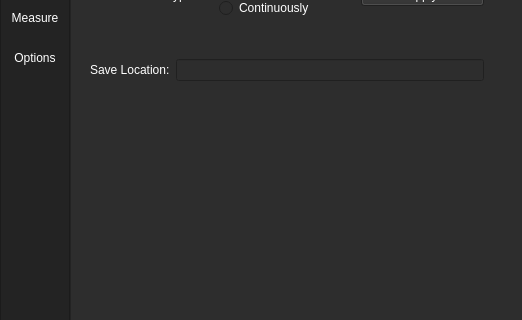
Before: the Qt Designer form ui_main.ui in McNut55555/field_kit, drawn with Qt 5; both pictures show x 0 to 522 and y 85 to 405 of the 1000 by 500 pixel window.
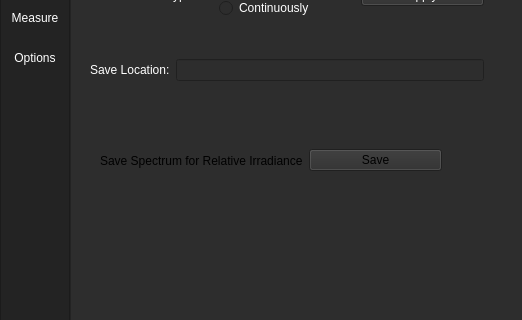
After: the same form once the commit is applied. The open tabs and pages were chosen to show the change. Custom widgets are drawn as their Qt base class.

```diff
--- a/ui_main.ui
+++ b/ui_main.ui
@@ -826,6 +826,32 @@
                </item>
               </layout>
              </widget>
+             <widget class="QWidget" name="">
+              <property name="geometry">
+               <rect>
+                <x>20</x>
+                <y>220</y>
+                <width>342</width>
+                <height>27</height>
+               </rect>
+              </property>
+              <layout class="QHBoxLayout" name="horizontalLayout_8">
+               <item>
+                <widget class="QLabel" name="label_3">
+                 <property name="text">
+                  <string>Save Spectrum for Relative Irradiance</string>
+                 </property>
+                </widget>
+               </item>
+               <item>
+                <widget class="QPushButton" name="RefIrrSpec">
+                 <property name="text">
+                  <string>Save</string>
+                 </property>
+                </widget>
+               </item>
+              </layout>
+             </widget>
             </widget>
            </widget>
           </item>
```
Left out of the diff: 4 changed lines with no effect on the pictures.
